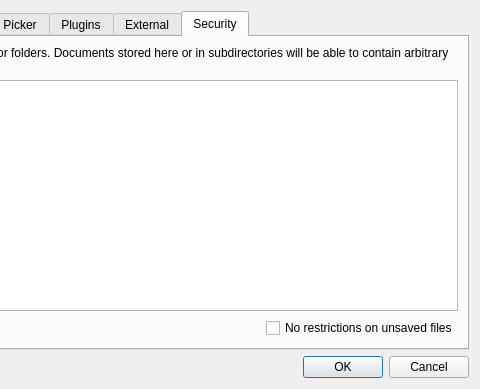
veusz/veusz, file ui/preferences.ui: the form before one commit; both pictures show x 283 to 763 and y 0 to 389 of the 763 by 389 pixel window.
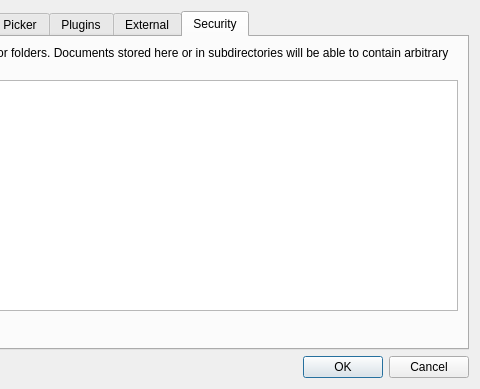
The form after the commit. The open tabs and pages were chosen to show the change.

```diff
--- a/ui/preferences.ui
+++ b/ui/preferences.ui
@@ -560,13 +560,6 @@
            </property>
           </spacer>
          </item>
-         <item>
-          <widget class="QCheckBox" name="securityTrustUnsaved">
-           <property name="text">
-            <string>No restrictions on unsaved files</string>
-           </property>
-          </widget>
-         </item>
         </layout>
        </item>
       </layout>
```
